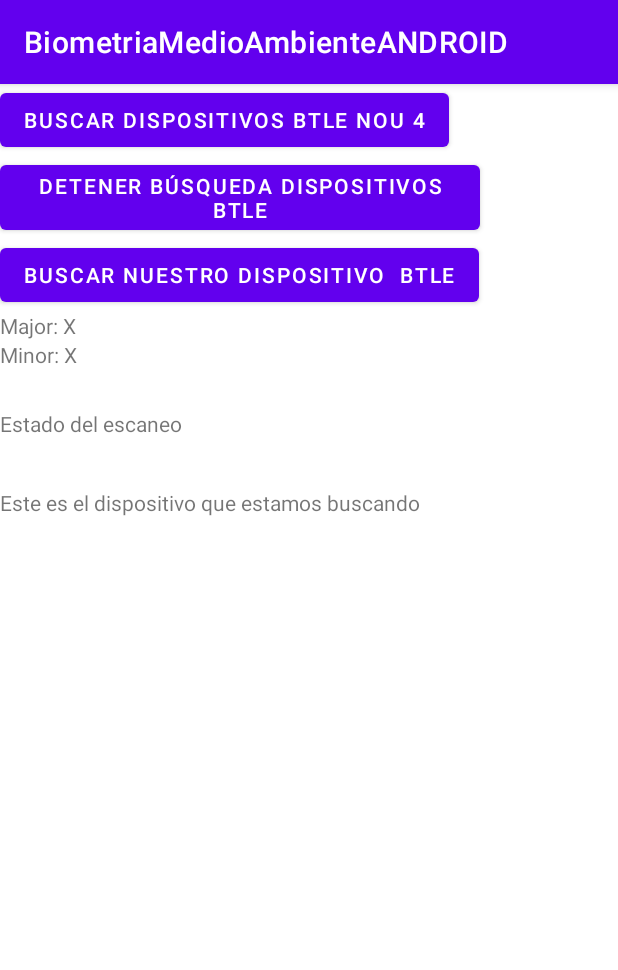
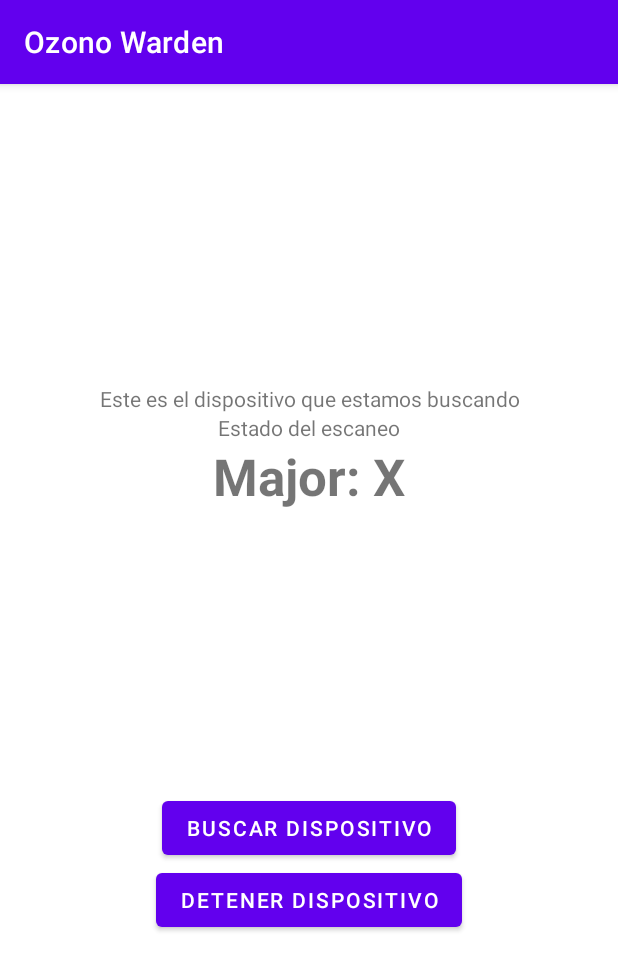
Before and after one commit to alexblls/BiometriaMedioAmbienteANDROID, an Android app: the screen it shows after launch (MainActivity), on a phone screen of 412 x 824 dp. Shown: the top 970 px of the screen. Run offline under Robolectric (Android 15) with nearby library versions, the phone set to English and light mode, and no system bars.

Commit message:
mejoras diseño y modificacion de funciones

```diff
--- a/app/src/main/AndroidManifest.xml
+++ b/app/src/main/AndroidManifest.xml
@@ -16,7 +16,7 @@
         android:dataExtractionRules="@xml/data_extraction_rules"
         android:fullBackupContent="@xml/backup_rules"
         android:icon="@mipmap/ic_launcher"
-        android:label="@string/app_name"
+        android:label="Ozono Warden"
         android:supportsRtl="true"
         android:theme="@style/Theme.BiometriaMedioAmbienteANDROID"
         tools:targetApi="31"
--- a/app/src/main/java/com/example/biometriamedioambienteandroid/MainActivity.java
+++ b/app/src/main/java/com/example/biometriamedioambienteandroid/MainActivity.java
@@ -6,12 +6,9 @@ import android.bluetooth.BluetoothAdapter;
 import android.bluetooth.BluetoothDevice;
 import android.bluetooth.le.BluetoothLeScanner;
 import android.bluetooth.le.ScanCallback;
-import android.bluetooth.le.ScanFilter;
 import android.bluetooth.le.ScanResult;
-import android.bluetooth.le.ScanSettings;
 import android.content.DialogInterface;
 import android.content.pm.PackageManager;
-import android.os.AsyncTask;
 import android.os.Bundle;
 import android.util.Log;
 import android.view.View;
@@ -22,12 +19,8 @@ import androidx.appcompat.app.AppCompatActivity;
 import androidx.core.app.ActivityCompat;
 import androidx.core.content.ContextCompat;
 
-import java.util.ArrayList;
 import java.util.List;
 import java.util.Objects;
-import java.io.OutputStream;
-import java.net.HttpURLConnection;
-import java.net.URL;
 
 //Librerias para la fecha
 import java.time.LocalDateTime;
@@ -172,9 +165,9 @@ public class MainActivity extends AppCompatActivity {
         majorTextView.setText(majorString);
 
         // Bytes de minor
-        TextView minorTextView = findViewById(R.id.datosBluetoothMinor);
-        String minorString = "Minor: " + Utilidades.bytesToInt(tib.getMinor());
-        minorTextView.setText(minorString);
+        //TextView minorTextView = findViewById(R.id.datosBluetoothMinor);
+        //String minorString = "Minor: " + Utilidades.bytesToInt(tib.getMinor());
+        //minorTextView.setText(minorString);
 
         LocalDateTime fechaHoraActual = LocalDateTime.now();
         DateTimeFormatter formatter = DateTimeFormatter.ofPattern("yyyy-MM-dd HH:mm:ss");
@@ -267,6 +260,12 @@ public class MainActivity extends AppCompatActivity {
             return;
         }
         this.elEscanner.stopScan(this.callbackDelEscaneo);
+        TextView majorTextView = findViewById(R.id.datosBluetoothMajor);
+        TextView scanTextView = findViewById(R.id.scaneoStatus);
+
+        scanTextView.setText("Escaneo detenido");
+        majorTextView.setText("Major: X");
+
         this.callbackDelEscaneo = null;
 
     } // ()
@@ -352,7 +351,7 @@ public class MainActivity extends AppCompatActivity {
     @Override
     protected void onCreate(Bundle savedInstanceState) {
         super.onCreate(savedInstanceState);
-        setContentView(R.layout.activity_main);
+        setContentView(R.layout.activity_main2);
 
         Log.d(ETIQUETA_LOG, " onCreate(): empieza ");
 
--- /dev/null
+++ b/app/src/main/res/drawable/bg_color.xml
@@ -0,0 +1,6 @@
+<?xml version="1.0" encoding="utf-8"?>
+<shape xmlns:android="http://schemas.android.com/apk/res/android">
+
+    <gradient
+        android:angle="90"/>
+</shape>
--- a/app/src/main/res/layout/activity_main.xml
+++ b/app/src/main/res/layout/activity_main.xml
@@ -1,32 +1,25 @@
 <?xml version="1.0" encoding="utf-8"?>
 <android.widget.LinearLayout xmlns:android="http://schemas.android.com/apk/res/android"
-    android:orientation="vertical"
     xmlns:app="http://schemas.android.com/apk/res-auto"
     xmlns:tools="http://schemas.android.com/tools"
     android:layout_width="match_parent"
     android:layout_height="match_parent"
+    android:orientation="vertical"
     tools:context=".MainActivity">
-
-    <Button
-        android:id="@+id/botonBuscarDispositivosBTLE"
-        android:layout_width="wrap_content"
-        android:layout_height="wrap_content"
-        android:onClick="botonBuscarDispositivosBTLEPulsado"
-        android:text="Buscar Dispositivos BTLE nou 4" />
 
     <Button
         android:id="@+id/botonDetenerBusquedaDispositivosBTLE"
         android:layout_width="wrap_content"
         android:layout_height="wrap_content"
         android:onClick="botonDetenerBusquedaDispositivosBTLEPulsado"
-        android:text="Detener búsqueda Dispositivos BTLE" />
+        android:text="Detener Dispositivo" />
 
     <Button
         android:id="@+id/botonBuscarNuestroDispositivoBTLE"
         android:layout_width="wrap_content"
         android:layout_height="wrap_content"
         android:onClick="botonBuscarNuestroDispositivoBTLEPulsado"
-        android:text="Buscar nuestro dispositivo  BTLE" />
+        android:text="Buscar Dispositivo" />
 
     <TextView
         android:id="@+id/datosBluetoothMajor"
--- /dev/null
+++ b/app/src/main/res/layout/activity_main2.xml
@@ -0,0 +1,64 @@
+<?xml version="1.0" encoding="utf-8"?>
+<androidx.constraintlayout.widget.ConstraintLayout xmlns:android="http://schemas.android.com/apk/res/android"
+    xmlns:app="http://schemas.android.com/apk/res-auto"
+    xmlns:tools="http://schemas.android.com/tools"
+    android:layout_width="match_parent"
+    android:layout_height="match_parent"
+    tools:context=".MainActivity">
+
+    <TextView
+        android:id="@+id/dispositivoBuscadoTextView"
+        android:layout_width="match_parent"
+        android:layout_height="wrap_content"
+        android:layout_marginTop="200dp"
+        android:text="Este es el dispositivo que estamos buscando"
+        android:textAlignment="center"
+        app:layout_constraintEnd_toEndOf="@+id/datosBluetoothMajor"
+        app:layout_constraintStart_toStartOf="@+id/datosBluetoothMajor"
+        app:layout_constraintTop_toTopOf="parent" />
+
+    <TextView
+        android:id="@+id/scaneoStatus"
+        android:layout_width="match_parent"
+        android:layout_height="wrap_content"
+        android:text="Estado del escaneo"
+        android:textAlignment="center"
+        app:layout_constraintEnd_toEndOf="@+id/datosBluetoothMajor"
+        app:layout_constraintStart_toStartOf="@+id/datosBluetoothMajor"
+        app:layout_constraintTop_toBottomOf="@+id/dispositivoBuscadoTextView" />
+
+    <TextView
+        android:id="@+id/datosBluetoothMajor"
+        android:layout_width="match_parent"
+        android:layout_height="wrap_content"
+        android:text="Major: X"
+        android:textAlignment="center"
+        android:textSize="34sp"
+        android:textStyle="bold"
+        app:layout_constraintBottom_toTopOf="@+id/botonBuscarNuestroDispositivoBTLE"
+        app:layout_constraintEnd_toEndOf="parent"
+        app:layout_constraintStart_toStartOf="parent"
+        app:layout_constraintTop_toBottomOf="@+id/scaneoStatus"
+        app:layout_constraintVertical_bias="0.0" />
+
+    <Button
+        android:id="@+id/botonBuscarNuestroDispositivoBTLE"
+        android:layout_width="wrap_content"
+        android:layout_height="wrap_content"
+        android:onClick="botonBuscarNuestroDispositivoBTLEPulsado"
+        android:text="Buscar Dispositivo"
+        app:layout_constraintBottom_toTopOf="@+id/botonDetenerBusquedaDispositivosBTLE"
+        app:layout_constraintEnd_toEndOf="parent"
+        app:layout_constraintStart_toStartOf="parent" />
+
+    <Button
+        android:id="@+id/botonDetenerBusquedaDispositivosBTLE"
+        android:layout_width="wrap_content"
+        android:layout_height="wrap_content"
+        android:layout_marginBottom="200dp"
+        android:onClick="botonDetenerBusquedaDispositivosBTLEPulsado"
+        android:text="Detener Dispositivo"
+        app:layout_constraintBottom_toBottomOf="parent"
+        app:layout_constraintEnd_toEndOf="@+id/botonBuscarNuestroDispositivoBTLE"
+        app:layout_constraintStart_toStartOf="@+id/botonBuscarNuestroDispositivoBTLE" />
+</androidx.constraintlayout.widget.ConstraintLayout>
```
